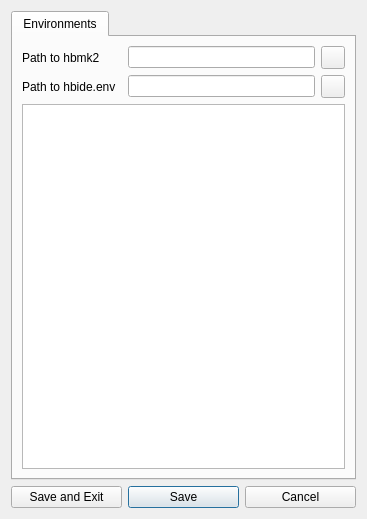
Above: harbour/contrib/hbide/resources/environments.ui from harbour/core before the change. Below: the same form after it.
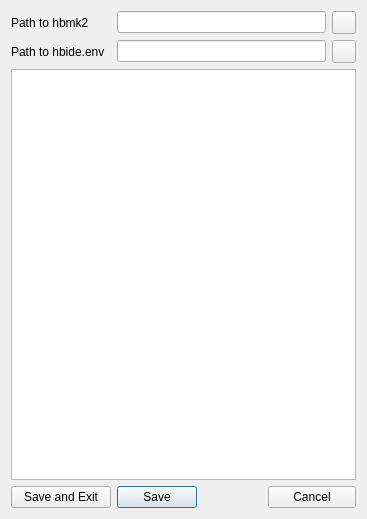
That is the form after the change.

```diff
--- a/harbour/contrib/hbide/resources/environments.ui
+++ b/harbour/contrib/hbide/resources/environments.ui
@@ -13,40 +13,11 @@
   <property name="windowTitle">
    <string>Form</string>
   </property>
-  <layout class="QGridLayout" name="gridLayout_2">
-   <item row="0" column="0" colspan="3">
-    <widget class="QTabWidget" name="tabWidgetEnv">
-     <property name="currentIndex">
-      <number>0</number>
-     </property>
-     <widget class="QWidget" name="tabCompilers">
-      <attribute name="title">
-       <string>Environments</string>
-      </attribute>
       <layout class="QGridLayout" name="gridLayout">
-       <item row="0" column="0">
-        <widget class="QLabel" name="labelPathMk2">
-         <property name="minimumSize">
-          <size>
-           <width>100</width>
-           <height>0</height>
-          </size>
-         </property>
-         <property name="maximumSize">
-          <size>
-           <width>100</width>
-           <height>16777215</height>
-          </size>
-         </property>
-         <property name="text">
-          <string>Path to hbmk2</string>
-         </property>
-        </widget>
-       </item>
-       <item row="0" column="1">
+   <item row="1" column="1" colspan="3">
         <widget class="QLineEdit" name="editPathMk2"/>
        </item>
-       <item row="0" column="2">
+   <item row="1" column="4">
         <widget class="QToolButton" name="buttonPathMk2">
          <property name="minimumSize">
           <size>
@@ -59,7 +30,7 @@
          </property>
         </widget>
        </item>
-       <item row="1" column="0">
+   <item row="2" column="0">
         <widget class="QLabel" name="labelPathEnv">
          <property name="minimumSize">
           <size>
@@ -78,17 +49,17 @@
          </property>
         </widget>
        </item>
-       <item row="1" column="1">
+   <item row="2" column="1" colspan="3">
         <widget class="QLineEdit" name="editPathEnv"/>
        </item>
-       <item row="1" column="2">
+   <item row="2" column="4">
         <widget class="QToolButton" name="buttonPathEnv">
          <property name="text">
           <string/>
          </property>
         </widget>
        </item>
-       <item row="2" column="0" colspan="3">
+   <item row="3" column="0" colspan="5">
         <widget class="QPlainTextEdit" name="editCompilers">
          <property name="toolTip">
           <string>&lt;!DOCTYPE HTML PUBLIC &quot;-//W3C//DTD HTML 4.0//EN&quot; &quot;http://www.w3.org/TR/REC-html40/strict.dtd&quot;&gt;
@@ -109,18 +80,43 @@
          </property>
         </widget>
        </item>
-      </layout>
-     </widget>
+   <item row="4" column="3" colspan="2">
+    <widget class="QPushButton" name="buttonCn">
+     <property name="text">
+      <string>Cancel</string>
+     </property>
+     <property name="autoDefault">
+      <bool>false</bool>
+     </property>
     </widget>
    </item>
    <item row="1" column="0">
+    <widget class="QLabel" name="labelPathMk2">
+     <property name="minimumSize">
+      <size>
+       <width>100</width>
+       <height>0</height>
+      </size>
+     </property>
+     <property name="maximumSize">
+      <size>
+       <width>100</width>
+       <height>16777215</height>
+      </size>
+     </property>
+     <property name="text">
+      <string>Path to hbmk2</string>
+     </property>
+    </widget>
+   </item>
+   <item row="4" column="0">
     <widget class="QPushButton" name="buttonSaveExit">
      <property name="text">
       <string>Save and Exit</string>
      </property>
     </widget>
    </item>
-   <item row="1" column="1">
+   <item row="4" column="1">
     <widget class="QPushButton" name="buttonSave">
      <property name="text">
       <string>Save</string>
@@ -133,16 +129,6 @@
      </property>
     </widget>
    </item>
-   <item row="1" column="2">
-    <widget class="QPushButton" name="buttonCn">
-     <property name="text">
-      <string>Cancel</string>
-     </property>
-     <property name="autoDefault">
-      <bool>false</bool>
-     </property>
-    </widget>
-   </item>
   </layout>
  </widget>
  <resources/>
```
Lines whose indentation alone changed are shown as unchanged.
